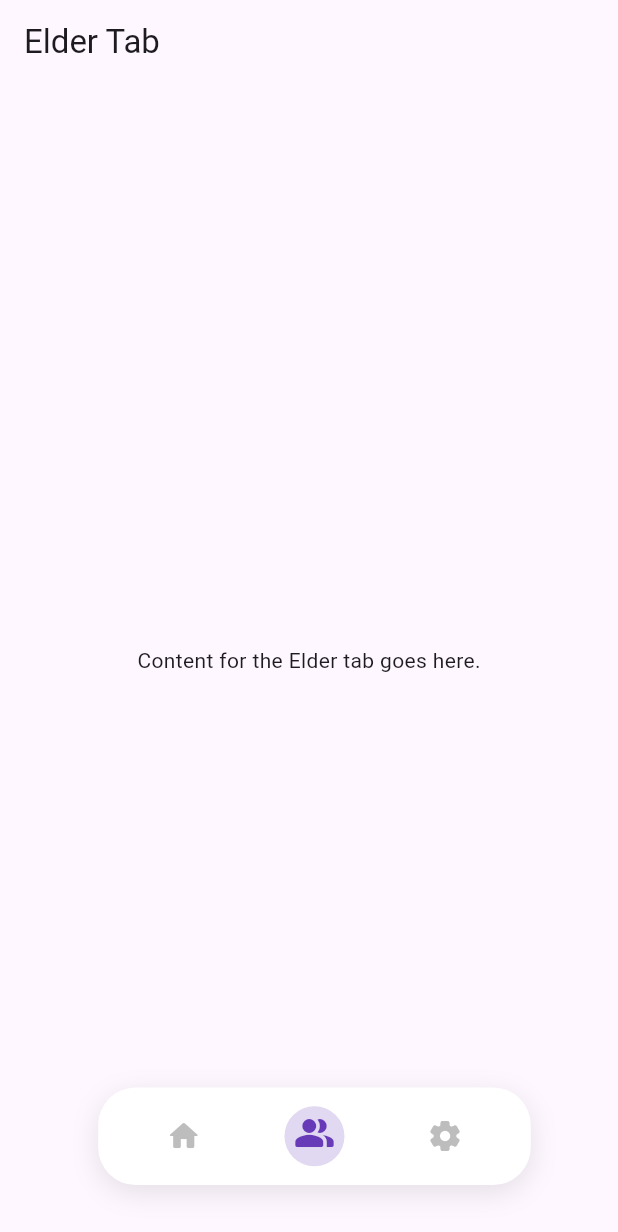
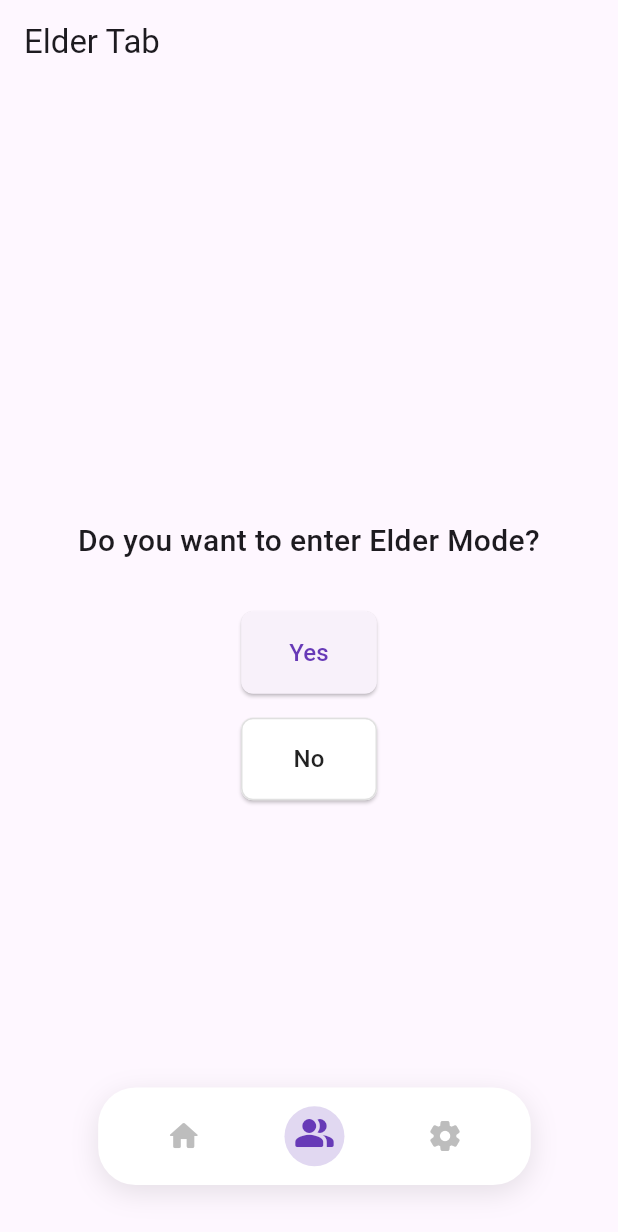
Before and after one commit to Emir2099/eldapal, a Flutter app: the screen it shows after launch, after a tap on the "people alt" icon, on a phone screen of 412 x 824 dp. Shown: the top 1232 px of the screen. Run offline on Flutter 3.47's test engine with Material 3 defaults, Android fonts, the phone set to English and light mode, and no system bars; our stand-ins replace audioplayers, charts_flutter, just_audio; missing offline and left inert: health; network calls fail.

Commit message:
Add Elder Mode functionality with authentication and dedicated screen; refactor home screen

```diff
--- a/lib/screens/elders/elder_tab_screen.dart
+++ b/lib/screens/elders/elder_tab_screen.dart
@@ -1,17 +1,141 @@
 import 'package:flutter/material.dart';
+import 'package:flutter/services.dart';
+import 'elder_mode_enabled_screen.dart';
+import 'elder_auth_screen.dart';
 
-class ElderTabScreen extends StatelessWidget {
-  const ElderTabScreen({Key? key}) : super(key: key);
+class ElderTabScreen extends StatefulWidget {
+  final ValueChanged<bool> onElderModeChanged;
+
+  const ElderTabScreen({
+    Key? key,
+    required this.onElderModeChanged,
+  }) : super(key: key);
+
+  @override
+  State<ElderTabScreen> createState() => _ElderTabScreenState();
+}
+
+class _ElderTabScreenState extends State<ElderTabScreen> {
+  bool isElderModeEnabled = false;
+
+  Future<void> _exitElderMode() async {
+    final result = await Navigator.push<bool>(
+      context,
+      MaterialPageRoute(builder: (_) => const ElderModeAuthScreen()),
+    );
+    if (result == true) {
+      widget.onElderModeChanged(false);
+      setState(() => isElderModeEnabled = false);
+    }
+  }
 
   @override
   Widget build(BuildContext context) {
-    return Scaffold(
-      // If you don’t want an AppBar, remove it or style differently
-      appBar: AppBar(
-        title: const Text('Elder Tab'),
-      ),
-      body: const Center(
-        child: Text('Content for the Elder tab goes here.'),
+    return WillPopScope(
+      onWillPop: () async => !isElderModeEnabled,
+      child: Scaffold(
+        appBar: AppBar(
+          title: Text(isElderModeEnabled ? 'Elder Mode Active' : 'Elder Tab'),
+          leading: isElderModeEnabled
+              ? IconButton(
+                  icon: const Icon(Icons.arrow_back),
+                  onPressed: _exitElderMode,
+                )
+              : null,
+          automaticallyImplyLeading: !isElderModeEnabled,
+        ),
+        body: SafeArea(
+          child: LayoutBuilder(
+            builder: (context, constraints) {
+              return isElderModeEnabled
+                  ? const ElderModeEnabledScreen()
+                  : SingleChildScrollView(
+                      child: Container(
+                        constraints: BoxConstraints(
+                          minHeight: constraints.maxHeight,
+                          minWidth: constraints.maxWidth,
+                        ),
+                        padding: const EdgeInsets.symmetric(
+                          horizontal: 16.0,
+                          vertical: 24.0,
+                        ),
+                        child: Column(
+                          mainAxisAlignment: MainAxisAlignment.center,
+                          crossAxisAlignment: CrossAxisAlignment.center,
+                          children: [
+                            const Text(
+                              'Do you want to enter Elder Mode?',
+                              style: TextStyle(
+                                fontSize: 20,
+                                fontWeight: FontWeight.w500,
+                              ),
+                              textAlign: TextAlign.center,
+                            ),
+                            const SizedBox(height: 32),
+                            ElevatedButton(
+                              style: ElevatedButton.styleFrom(
+                                padding: const EdgeInsets.symmetric(
+                                  horizontal: 32,
+                                  vertical: 16,
+                                ),
+                                shape: RoundedRectangleBorder(
+                                  borderRadius: BorderRadius.circular(8), // Match the No button
+                                ),
+                              ),
+                              onPressed: () async {
+                                final result = await Navigator.push<bool>(
+                                  context,
+                                  MaterialPageRoute(
+                                    builder: (_) => const ElderModeAuthScreen(),
+                                  ),
+                                );
+                                if (result == true) {
+                                  setState(() {
+                                    isElderModeEnabled = true;
+                                  });
+                                  widget.onElderModeChanged(true);
+                                }
+                              },
+                              child: const Text(
+                                'Yes',
+                                style: TextStyle(fontSize: 16),
+                              ),
+                            ),
+                            const SizedBox(height: 16),
+                            ElevatedButton(
+                              style: ElevatedButton.styleFrom(
+                                padding: const EdgeInsets.symmetric(
+                                  horizontal: 35,
+                                  vertical: 16,
+                                ),
+                                backgroundColor: Colors.white,
+                                foregroundColor: Colors.black87,
+                                elevation: 1,
+                                shape: RoundedRectangleBorder(
+                                  borderRadius: BorderRadius.circular(8),
+                                  side: BorderSide(color: Colors.grey.shade300),
+                                ),
+                              ),
+                              onPressed: () {
+                                ScaffoldMessenger.of(context).showSnackBar(
+                                  const SnackBar(
+                                    content: Text('Elder Mode not enabled.'),
+                                    duration: Duration(seconds: 2),
+                                  ),
+                                );
+                              },
+                              child: const Text(
+                                'No',
+                                style: TextStyle(fontSize: 16),
+                              ),
+                            ),
+                          ],
+                        ),
+                      ),
+                    );
+            },
+          ),
+        ),
       ),
     );
   }
--- a/lib/screens/home_screen.dart
+++ b/lib/screens/home_screen.dart
@@ -38,7 +38,9 @@ class _HomeScreenState extends State<HomeScreen> {
         elderMode: widget.elderMode,
         onThemeChanged: widget.onThemeChanged,
       ),
-      const ElderTabScreen(),
+      ElderTabScreen(
+        onElderModeChanged: widget.onThemeChanged,
+      ),
       const SettingsScreen(),
     ];
   }
@@ -62,6 +64,7 @@ class _HomeScreenState extends State<HomeScreen> {
             children: _screens,
           ),
           // Our custom draggable & long-press nav bar.
+          if (!widget.elderMode)
           ElderBottomNav(
             currentIndex: _selectedIndex,
             onTap: _onItemTapped,
```
Also changed, not shown: lib/screens/elders/elder_auth_screen.dart (added, +156 -0 lines), lib/screens/elders/elder_mode_enabled_screen.dart (added, +84 -0 lines).
